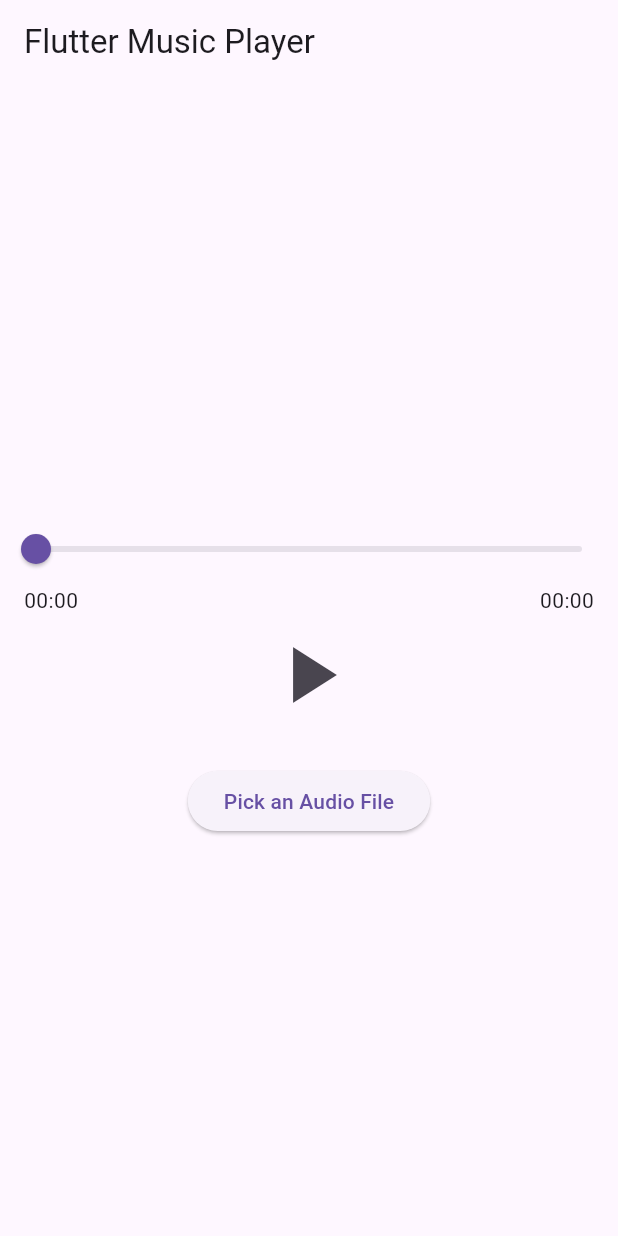
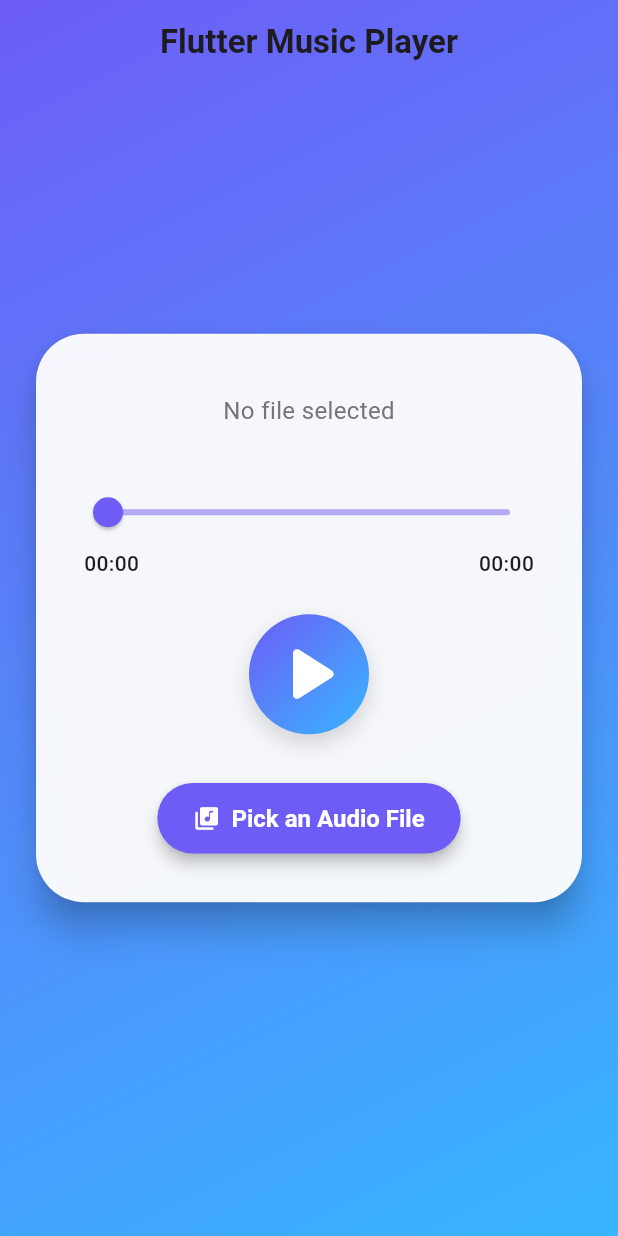
Before and after one commit to shahaarya465/MAD-Music-Player, a Flutter app: the screen it shows after launch, on a phone screen of 412 x 824 dp. Run offline on Flutter 3.47's test engine with Material 3 defaults, Android fonts, the phone set to English and light mode, and no system bars; our stand-ins replace audioplayers, file_picker.

Commit message:
UI Polishing

```diff
--- a/lib/music_player_screen.dart
+++ b/lib/music_player_screen.dart
@@ -98,27 +98,58 @@ class _MusicPlayerScreenState extends State<MusicPlayerScreen> {
   @override
   Widget build(BuildContext context) {
     return Scaffold(
+      extendBodyBehindAppBar: true,
       appBar: AppBar(
-        title: const Text('Flutter Music Player'),
+        backgroundColor: Colors.transparent,
+        elevation: 0,
+        title: const Text('Flutter Music Player', style: TextStyle(fontWeight: FontWeight.bold)),
+        centerTitle: true,
       ),
-      body: Center(
+      body: Container(
+        width: double.infinity,
+        height: double.infinity,
+        decoration: const BoxDecoration(
+          gradient: LinearGradient(
+            begin: Alignment.topLeft,
+            end: Alignment.bottomRight,
+            colors: [Color(0xFF6D5DF6), Color(0xFF38B6FF)],
+          ),
+        ),
+        child: Center(
+          child: Card(
+            elevation: 10,
+            shape: RoundedRectangleBorder(borderRadius: BorderRadius.circular(32)),
+            color: Colors.white.withOpacity(0.95),
+            margin: const EdgeInsets.symmetric(horizontal: 24, vertical: 48),
+            child: Padding(
+              padding: const EdgeInsets.symmetric(horizontal: 24, vertical: 32),
               child: Column(
-          mainAxisAlignment: MainAxisAlignment.center,
+                mainAxisSize: MainAxisSize.min,
                 children: <Widget>[
                   if (_filePath != null)
                     Padding(
                       padding: const EdgeInsets.all(8.0),
                       child: Text(
-                  'Now Playing: ${_filePath!.split('/').last}',
-                  style: const TextStyle(fontSize: 16),
+                        'Now Playing:\n${_filePath!.split('/').last}',
+                        style: const TextStyle(fontSize: 18, fontWeight: FontWeight.w600),
                         textAlign: TextAlign.center,
                       ),
                     ),
-            const SizedBox(height: 20),
+                  if (_filePath == null)
+                    Padding(
+                      padding: const EdgeInsets.all(8.0),
+                      child: Text(
+                        'No file selected',
+                        style: TextStyle(fontSize: 16, color: Colors.grey[600]),
+                      ),
+                    ),
+                  const SizedBox(height: 24),
                   Slider(
                     min: 0,
                     max: _duration.inSeconds.toDouble() > 0 ? _duration.inSeconds.toDouble() : 0.0,
                     value: _position.inSeconds.toDouble().clamp(0.0, _duration.inSeconds.toDouble()),
+                    activeColor: Color(0xFF6D5DF6),
+                    inactiveColor: Color(0xFFB2A9F7),
                     onChanged: (value) async {
                       final newPosition = Duration(seconds: value.toInt());
                       if (mounted) {
@@ -130,20 +161,38 @@ class _MusicPlayerScreenState extends State<MusicPlayerScreen> {
                     },
                   ),
                   Padding(
-              padding: const EdgeInsets.symmetric(horizontal: 16.0),
+                    padding: const EdgeInsets.symmetric(horizontal: 8.0),
                     child: Row(
                       mainAxisAlignment: MainAxisAlignment.spaceBetween,
                       children: [
-                  Text(_formatDuration(_position)),
-                  Text(_formatDuration(_duration - _position)),
+                        Text(_formatDuration(_position), style: const TextStyle(fontWeight: FontWeight.w500)),
+                        Text(_formatDuration(_duration - _position), style: const TextStyle(fontWeight: FontWeight.w500)),
                       ],
                     ),
                   ),
+                  const SizedBox(height: 24),
                   Row(
                     mainAxisAlignment: MainAxisAlignment.center,
                     children: [
-                IconButton(
-                  icon: Icon(_isPlaying ? Icons.pause : Icons.play_arrow),
+                      Container(
+                        decoration: BoxDecoration(
+                          shape: BoxShape.circle,
+                          boxShadow: [
+                            BoxShadow(
+                              color: Colors.black.withOpacity(0.15),
+                              blurRadius: 12,
+                              offset: Offset(0, 6),
+                            ),
+                          ],
+                          gradient: const LinearGradient(
+                            colors: [Color(0xFF6D5DF6), Color(0xFF38B6FF)],
+                            begin: Alignment.topLeft,
+                            end: Alignment.bottomRight,
+                          ),
+                        ),
+                        child: IconButton(
+                          icon: Icon(_isPlaying ? Icons.pause_rounded : Icons.play_arrow_rounded),
+                          color: Colors.white,
                           iconSize: 64.0,
                           onPressed: () {
                             if (_isPlaying) {
@@ -157,14 +206,27 @@ class _MusicPlayerScreenState extends State<MusicPlayerScreen> {
                             }
                           },
                         ),
+                      ),
                     ],
                   ),
-            const SizedBox(height: 20),
-            ElevatedButton(
+                  const SizedBox(height: 32),
+                  ElevatedButton.icon(
+                    style: ElevatedButton.styleFrom(
+                      backgroundColor: const Color(0xFF6D5DF6),
+                      foregroundColor: Colors.white,
+                      shape: RoundedRectangleBorder(borderRadius: BorderRadius.circular(24)),
+                      padding: const EdgeInsets.symmetric(horizontal: 24, vertical: 14),
+                      textStyle: const TextStyle(fontSize: 16, fontWeight: FontWeight.bold),
+                      elevation: 4,
+                    ),
                     onPressed: _pickFile,
-              child: const Text('Pick an Audio File'),
+                    icon: const Icon(Icons.library_music_rounded),
+                    label: const Text('Pick an Audio File'),
                   ),
                 ],
+              ),
+            ),
+          ),
         ),
       ),
     );
```
Also changed, not shown: pubspec.yaml (line endings or trailing spaces), 5 other files. Lines whose indentation alone changed are shown as unchanged.
